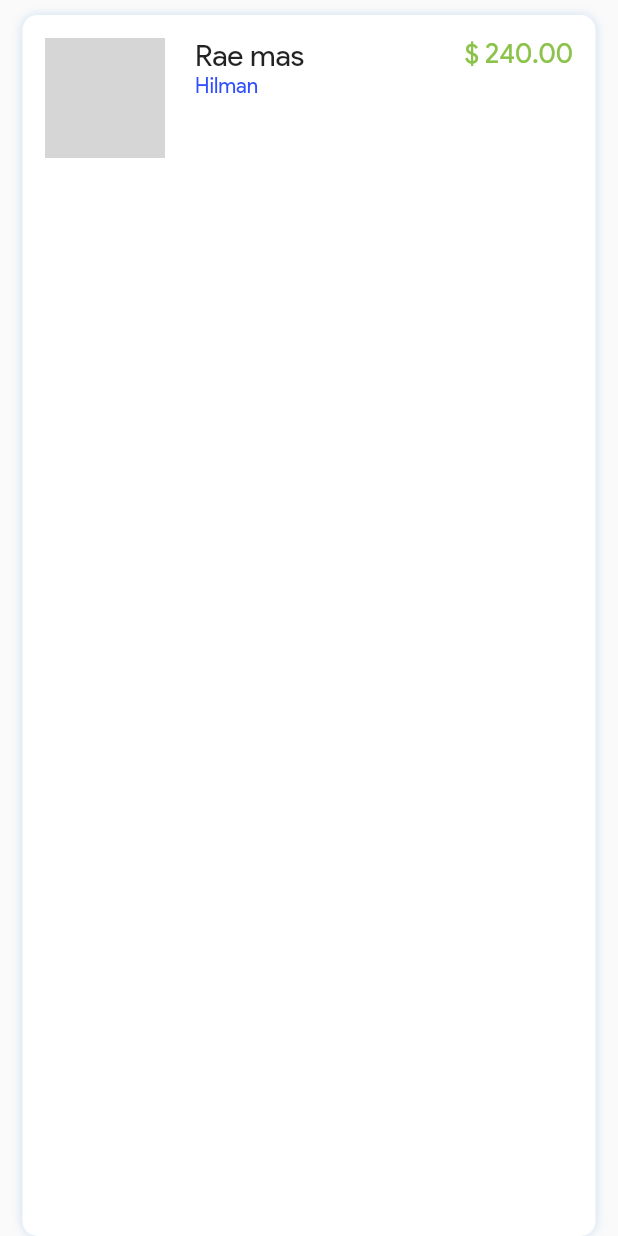
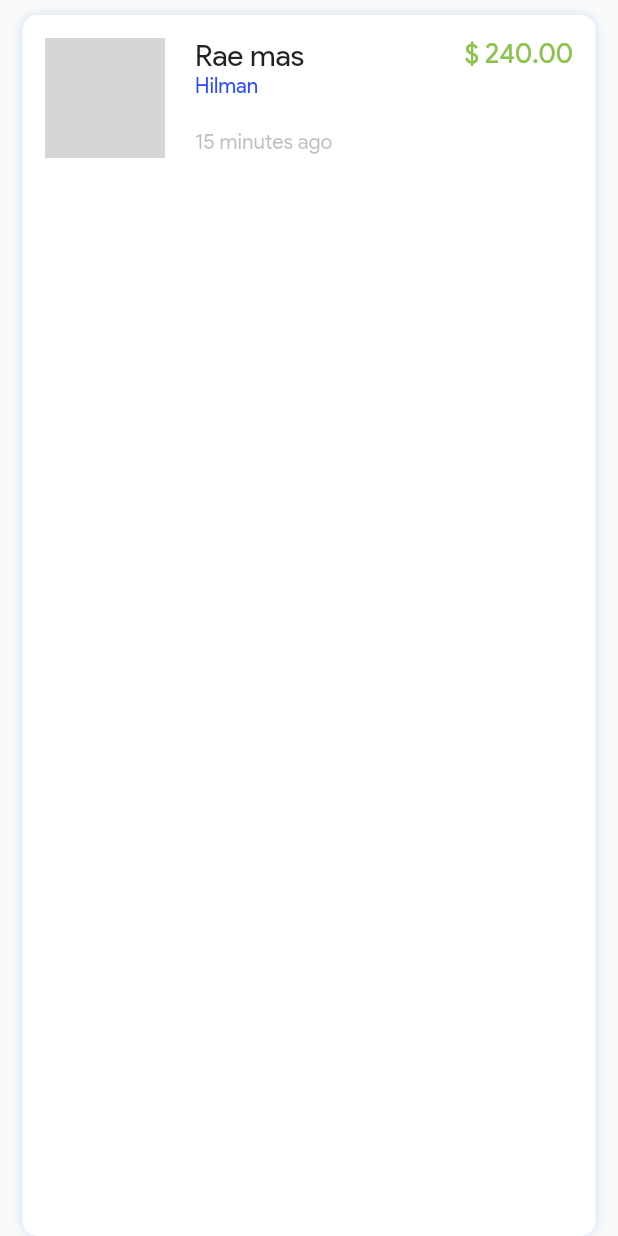
Before and after one commit to mandhu/quick-fish, a Flutter app: the ListItemCard widget shown alone on an empty page, opened directly, on a phone screen of 412 x 824 dp. Run offline on Flutter 3.47's test engine with Material 2 defaults, Android fonts, the phone set to English and light mode, and no system bars; our stand-ins replace timeago; missing offline and left inert: image_picker_modern; network calls fail; grey boxes are pictures that could not be loaded.

Commit message:
profile icon fix and time ago

```diff
--- a/lib/components/boosted-item.component.dart
+++ b/lib/components/boosted-item.component.dart
@@ -1,6 +1,7 @@
 import 'package:flutter/material.dart';
 
 import 'fish-card.component.dart';
+import 'package:timeago/timeago.dart' as timeago;
 
 class BoostedItem extends StatelessWidget {
   final String name;
@@ -11,6 +12,8 @@ class BoostedItem extends StatelessWidget {
 
   @override
   Widget build(BuildContext context) {
+    final fifteenAgo = new DateTime.now().subtract(new Duration(minutes: 15));
+
     return FishCard(
       margin: EdgeInsets.only(top: 10, bottom: 10, right: 5),
       child: Row(
@@ -33,6 +36,8 @@ class BoostedItem extends StatelessWidget {
             children: <Widget>[
               Text(name, style: TextStyle(fontSize: 20)),
               Text(seller),
+              SizedBox(height:12,),
+              Text(timeago.format(fifteenAgo), style: TextStyle(fontSize: 12, color: Colors.black26)),
             ],
           )
         ],
--- a/lib/components/listing-item.component.dart
+++ b/lib/components/listing-item.component.dart
@@ -1,4 +1,5 @@
 import 'package:flutter/material.dart';
+import 'package:timeago/timeago.dart' as timeago;
 
 import 'fish-card.component.dart';
 
@@ -11,6 +12,8 @@ class ListItemCard extends StatelessWidget {
 
   @override
   Widget build(BuildContext context) {
+    final fifteenAgo = new DateTime.now().subtract(new Duration(minutes: 15));
+
     return FishCard(
       margin: EdgeInsets.only(top: 10, left: 15, right: 15),
       child: Row(
@@ -34,6 +37,8 @@ class ListItemCard extends StatelessWidget {
               children: <Widget>[
                 Text(name, style: TextStyle(fontSize: 20)),
                 Text(seller, style: TextStyle(color: Colors.indigoAccent[700])),
+                SizedBox(height: 20,),
+                Text(timeago.format(fifteenAgo), style: TextStyle(color: Colors.black26)),
               ],
             ),
           ),
--- a/pubspec.yaml
+++ b/pubspec.yaml
@@ -25,6 +25,7 @@ dependencies:
   cupertino_icons: ^0.1.2
   provider: 3.0.0+1
   image_picker_modern: ^0.4.12+2
+  timeago: ^2.0.17
 
 
 dev_dependencies:
```
Also changed, not shown: lib/pages/profile.page.dart (+4 -5 lines), pubspec.lock.
